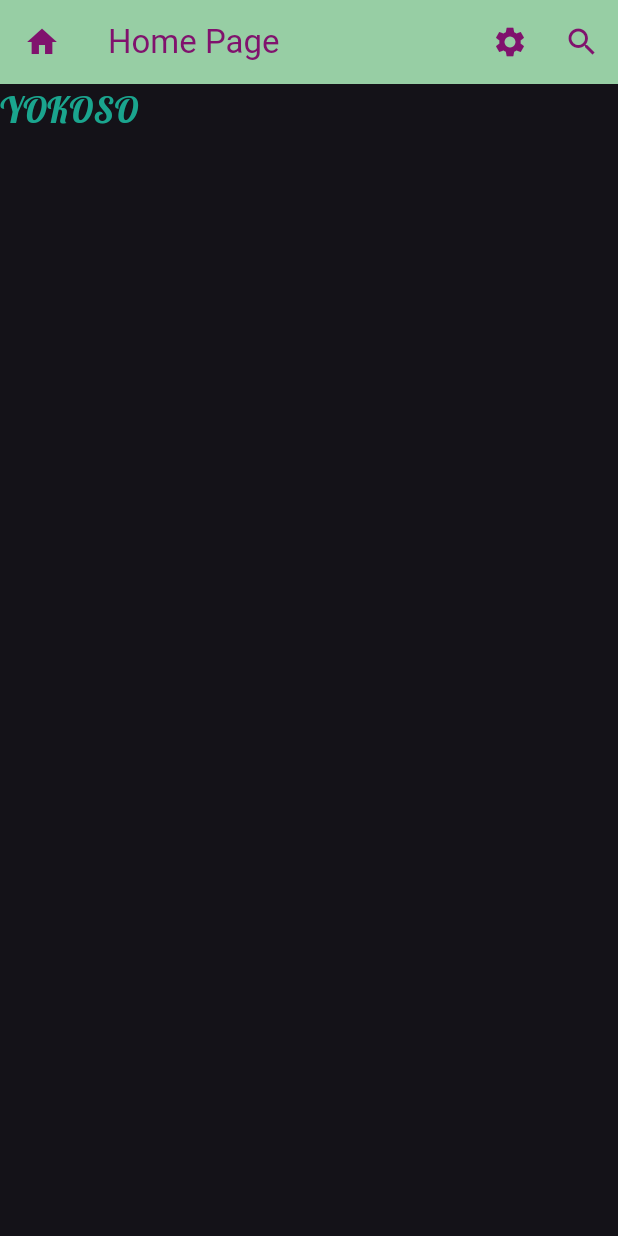
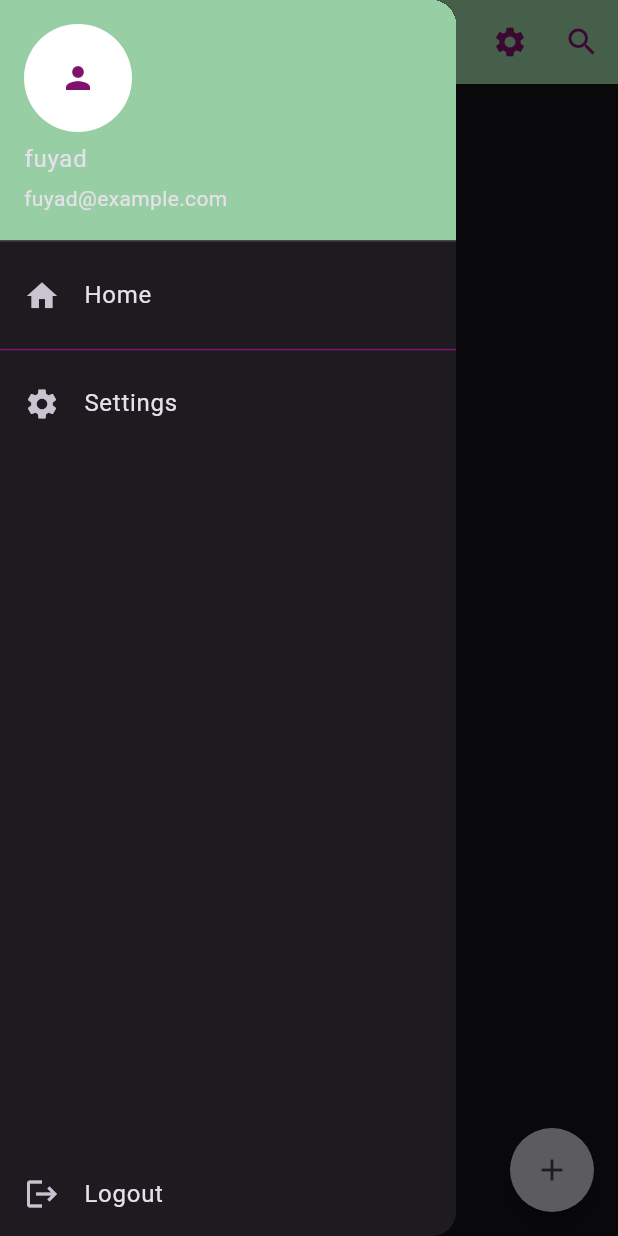
Before and after one commit to 56rahmanfuyad-cell/Flutter-Project, a Flutter app: the screen it shows after launch, with the side drawer open (before the commit the screen has no drawer), on a phone screen of 412 x 824 dp. Run offline on Flutter 3.47's test engine with Material 3 defaults, Android fonts, the phone set to English and light mode, and no system bars; our stand-ins replace google_fonts.

Commit message:
third commit

```diff
--- a/project1032/lib/home_page.dart
+++ b/project1032/lib/home_page.dart
@@ -11,7 +11,7 @@ class HomePage extends StatelessWidget {
         title: Text('Home Page'),
         backgroundColor: Color.fromARGB(255, 151, 206, 164),
         foregroundColor: Color.fromARGB(255, 128, 18, 109),
-        leading: Icon(Icons.home),
+        //leading: Icon(Icons.home),
         actions: [
           IconButton(
             icon: Icon(Icons.settings),
@@ -22,6 +22,49 @@ class HomePage extends StatelessWidget {
           IconButton(onPressed: () {}, icon: Icon(Icons.search)),
         ],
       ),
+      drawer: Drawer(
+        child: Column(
+          children: [
+            UserAccountsDrawerHeader(
+              decoration: BoxDecoration(
+                color: const Color.fromARGB(255, 151, 206, 164),
+              ),
+              accountName: const Text('fuyad'),
+              accountEmail: const Text('fuyad@example.com'),
+              currentAccountPicture: CircleAvatar(
+                backgroundColor: Colors.white,
+                child: Icon(
+                  Icons.person,
+                  color: const Color.fromARGB(255, 128, 18, 109),
+                ),
+              ),
+            ),
+            ListTile(
+              leading: const Icon(Icons.home),
+              title: const Text('Home'),
+              hoverColor: Colors.limeAccent,
+              splashColor: const Color.fromARGB(255, 65, 255, 182),
+              onTap: () {},
+            ),
+            Divider(color: const Color.fromARGB(255, 128, 18, 109)),
+            ListTile(
+              leading: const Icon(Icons.settings),
+              title: const Text('Settings'),
+              hoverColor: const Color.fromARGB(255, 255, 65, 75),
+              splashColor: const Color.fromARGB(255, 214, 255, 65),
+              onTap: () {},
+            ),
+            Spacer(),
+            ListTile(
+              leading: const Icon(Icons.logout),
+              title: const Text('Logout'),
+              hoverColor: const Color.fromARGB(255, 124, 122, 142),
+              splashColor: const Color.fromARGB(255, 65, 255, 182),
+              onTap: () {},
+            ),
+          ],
+        ),
+      ),
       body: Text(
         'YOKOSO',
         style: GoogleFonts.lobster(
@@ -31,6 +74,14 @@ class HomePage extends StatelessWidget {
           ),
         ),
       ),
+      floatingActionButton: FloatingActionButton(
+        onPressed: () {},
+        backgroundColor: const Color.fromARGB(255, 201, 198, 206),
+        foregroundColor: const Color.fromARGB(255, 64, 62, 64),
+        tooltip: "add something",
+        shape: CircleBorder(),
+        child: Icon(Icons.add),
+      ),
     );
   }
 }
```
